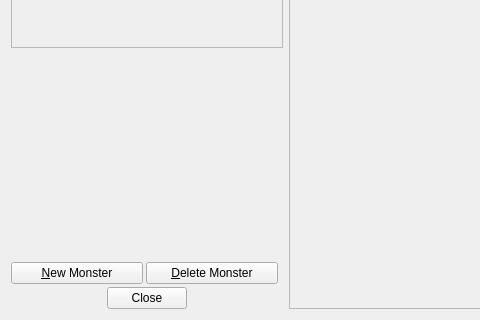
The window that DMHelper/src/bestiarytemplatedialog.ui (MMetze/DMHelper) describes before a commit, drawn with Qt 5; both pictures show x 0 to 480 and y 480 to 800 of the 890 by 800 pixel window.
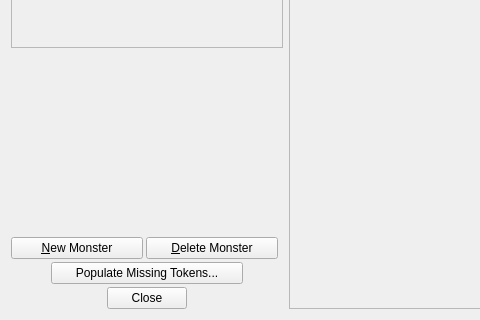
The same window after the commit. Icons and pictures are not drawn. Custom widgets are drawn as their Qt base class.

What changed in the file:
```diff
--- a/DMHelper/src/bestiarytemplatedialog.ui
+++ b/DMHelper/src/bestiarytemplatedialog.ui
@@ -16,7 +16,7 @@
   <property name="styleSheet">
    <string notr="true">background-image: url(:/img/data/parchment.jpg);</string>
   </property>
-  <layout class="QHBoxLayout" name="horizontalLayout_2" stretch="1,5">
+  <layout class="QHBoxLayout" name="horizontalLayout_3" stretch="1,5">
    <item>
     <layout class="QVBoxLayout" name="verticalLayout">
      <property name="spacing">
@@ -572,12 +572,6 @@
            <verstretch>0</verstretch>
           </sizepolicy>
          </property>
-         <property name="maximumSize">
-          <size>
-           <width>250</width>
-           <height>16777215</height>
-          </size>
-         </property>
          <property name="text">
           <string>&amp;New Monster</string>
          </property>
@@ -591,18 +585,6 @@
            <verstretch>0</verstretch>
           </sizepolicy>
          </property>
-         <property name="minimumSize">
-          <size>
-           <width>0</width>
-           <height>0</height>
-          </size>
-         </property>
-         <property name="maximumSize">
-          <size>
-           <width>250</width>
-           <height>16777215</height>
-          </size>
-         </property>
          <property name="text">
           <string>&amp;Delete Monster</string>
          </property>
@@ -626,6 +608,49 @@
        </item>
       </layout>
      </item>
+     <item>
+      <layout class="QHBoxLayout" name="horizontalLayout_2">
+       <item>
+        <spacer name="horizontalSpacer_2">
+         <property name="orientation">
+          <enum>Qt::Horizontal</enum>
+         </property>
+         <property name="sizeType">
+          <enum>QSizePolicy::Preferred</enum>
+         </property>
+         <property name="sizeHint" stdset="0">
+          <size>
+           <width>40</width>
+           <height>20</height>
+          </size>
+         </property>
+        </spacer>
+       </item>
+       <item>
+        <widget class="QPushButton" name="btnPopulateTokens">
+         <property name="text">
+          <string>Populate Missing Tokens...</string>
+         </property>
+        </widget>
+       </item>
+       <item>
+        <spacer name="horizontalSpacer_3">
+         <property name="orientation">
+          <enum>Qt::Horizontal</enum>
+         </property>
+         <property name="sizeType">
+          <enum>QSizePolicy::Preferred</enum>
+         </property>
+         <property name="sizeHint" stdset="0">
+          <size>
+           <width>40</width>
+           <height>20</height>
+          </size>
+         </property>
+        </spacer>
+       </item>
+      </layout>
+     </item>
      <item>
       <widget class="QDialogButtonBox" name="buttonBox">
        <property name="sizePolicy">
```
